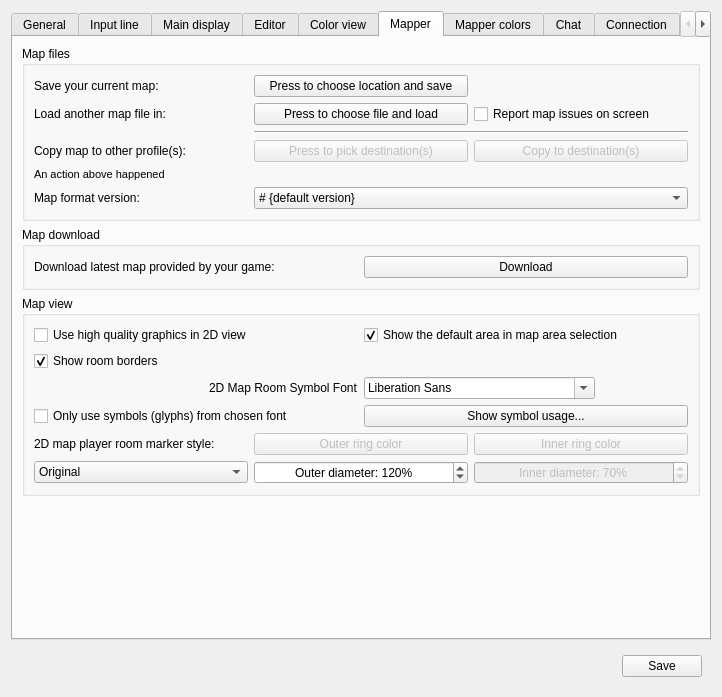
This is src/ui/profile_preferences.ui in Mudlet/Mudlet as Qt 5 draws it before an edit. The edited form follows.
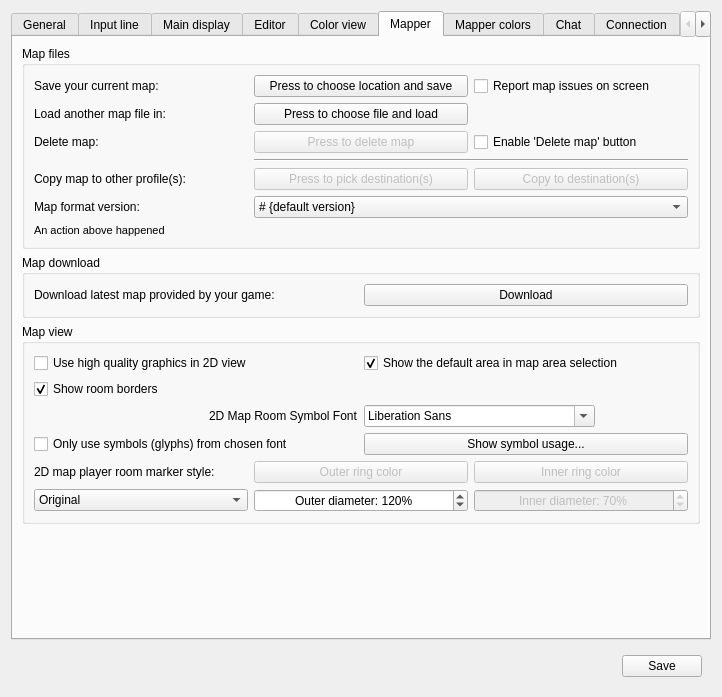
This is the edited form. The open tabs and pages were chosen to show the change. Icons and pictures are not drawn. Custom widgets are drawn as their Qt base class.

Diff of the .ui file:
```diff
--- a/src/ui/profile_preferences.ui
+++ b/src/ui/profile_preferences.ui
@@ -1846,6 +1846,16 @@
             </property>
            </widget>
           </item>
+          <item row="0" column="2">
+           <widget class="QCheckBox" name="checkBox_reportMapIssuesOnScreen">
+            <property name="toolTip">
+             <string>&lt;p&gt;Mudlet now does some sanity checking and repairing to clean up issues that may have arisen in previous version due to faulty code or badly documented commands. However if significant problems are found the report can be quite extensive, in particular for larger maps.&lt;/p&gt;&lt;p&gt;Unless this option is set, Mudlet will reduce the amount of on-screen messages by hiding many texts and showing a suggestion to review the report file instead.&lt;/p&gt;</string>
+            </property>
+            <property name="text">
+             <string>Report map issues on screen</string>
+            </property>
+           </widget>
+          </item>
           <item row="1" column="0">
            <widget class="QLabel" name="label_loadMap">
             <property name="text">
@@ -1863,24 +1873,41 @@
             </property>
            </widget>
           </item>
-          <item row="1" column="2">
-           <widget class="QCheckBox" name="checkBox_reportMapIssuesOnScreen">
-            <property name="toolTip">
-             <string>&lt;p&gt;Mudlet now does some sanity checking and repairing to clean up issues that may have arisen in previous version due to faulty code or badly documented commands. However if significant problems are found the report can be quite extensive, in particular for larger maps.&lt;/p&gt;&lt;p&gt;Unless this option is set, Mudlet will reduce the amount of on-screen messages by hiding many texts and showing a suggestion to review the report file instead.&lt;/p&gt;</string>
+          <item row="2" column="0">
+           <widget class="QLabel" name="label_deleteMap">
+            <property name="text">
+             <string>Delete map:</string>
             </property>
+            <property name="buddy">
+             <cstring>checkBox_enablMapDeleteButton</cstring>
+            </property>
+           </widget>
+          </item>
+          <item row="2" column="1">
+           <widget class="QPushButton" name="pushButton_deleteMap">
+            <property name="enabled">
+             <bool>false</bool>
+            </property>
             <property name="text">
-             <string>Report map issues on screen</string>
+             <string>Press to delete map</string>
             </property>
            </widget>
           </item>
-          <item row="2" column="1" colspan="2">
+          <item row="2" column="2">
+           <widget class="QCheckBox" name="checkBox_enablMapDeleteButton">
+            <property name="text">
+             <string>Enable 'Delete map' button</string>
+            </property>
+           </widget>
+          </item>
+          <item row="3" column="1" colspan="2">
            <widget class="Line" name="line_aboveCopyMap">
             <property name="orientation">
              <enum>Qt::Horizontal</enum>
             </property>
            </widget>
           </item>
-          <item row="3" column="0">
+          <item row="4" column="0">
            <widget class="QLabel" name="label_copyMap">
             <property name="text">
              <string>Copy map to other profile(s):</string>
@@ -1890,7 +1917,7 @@
             </property>
            </widget>
           </item>
-          <item row="3" column="1">
+          <item row="4" column="1">
            <widget class="QPushButton" name="pushButton_chooseProfiles">
             <property name="enabled">
              <bool>false</bool>
@@ -1903,7 +1930,7 @@
             </property>
            </widget>
           </item>
-          <item row="3" column="2">
+          <item row="4" column="2">
            <widget class="QPushButton" name="pushButton_copyMap">
             <property name="enabled">
              <bool>false</bool>
@@ -1916,18 +1943,6 @@
             </property>
            </widget>
           </item>
-          <item row="4" column="0" colspan="3">
-           <widget class="QLabel" name="label_mapFileActionResult">
-            <property name="font">
-             <font>
-              <pointsize>8</pointsize>
-             </font>
-            </property>
-            <property name="text">
-             <string>An action above happened</string>
-            </property>
-           </widget>
-          </item>
           <item row="5" column="0">
            <widget class="QLabel" name="label_mapFileSaveFormatVersion">
             <property name="text">
@@ -1965,6 +1980,18 @@
             </item>
            </widget>
           </item>
+          <item row="6" column="0" colspan="3">
+           <widget class="QLabel" name="label_mapFileActionResult">
+            <property name="font">
+             <font>
+              <pointsize>8</pointsize>
+             </font>
+            </property>
+            <property name="text">
+             <string>An action above happened</string>
+            </property>
+           </widget>
+          </item>
          </layout>
         </widget>
        </item>
```
Left out of the diff: 5 changed lines with no effect on the pictures.
